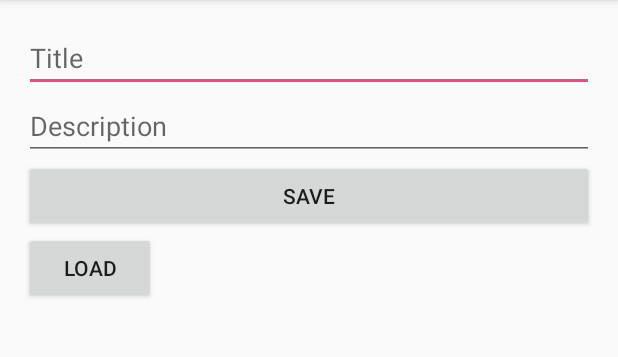
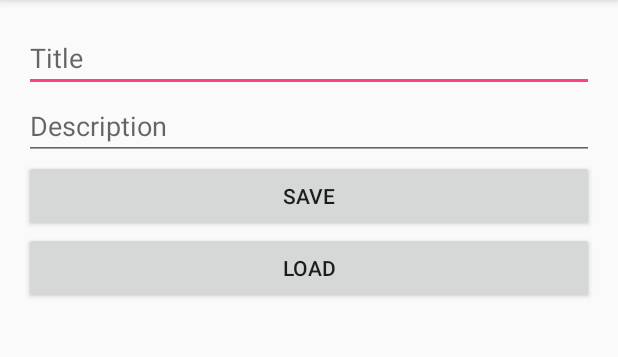
Before and after one commit to teacherRay/MyFireStoreApp, an Android app: the screen it shows after launch (MainActivity), after a tap on "SAVE", on a phone screen of 412 x 824 dp, the part 84-441 px from its top. Run offline under Robolectric (Android 15) with nearby library versions, the phone set to English and light mode, and no system bars; our stand-ins replace Firebase (no records; nobody signed in at launch, a user with empty details on screens opened directly).

```diff
--- a/app/build.gradle
+++ b/app/build.gradle
@@ -1,4 +1,5 @@
 apply plugin: 'com.android.application'
+apply plugin: 'kotlin-android'
 
 android {
     compileSdkVersion 26
@@ -27,6 +28,10 @@ dependencies {
     testImplementation 'junit:junit:4.12'
     androidTestImplementation 'com.android.support.test:runner:1.0.2'
     androidTestImplementation 'com.android.support.test.espresso:espresso-core:3.0.2'
+    compile "org.jetbrains.kotlin:kotlin-stdlib-jdk7:$kotlin_version"
 }
 
 apply plugin: 'com.google.gms.google-services'
+repositories {
+    mavenCentral()
+}
--- a/app/src/main/java/com/camboray/myfirestoreapp/MainActivity.java
+++ /dev/null
@@ -1,85 +0,0 @@
-package com.camboray.myfirestoreapp;
-
-import android.support.annotation.NonNull;
-import android.support.v7.app.AppCompatActivity;
-import android.os.Bundle;
-import android.util.Log;
-import android.view.View;
-import android.widget.EditText;
-import android.widget.TextView;
-import android.widget.Toast;
-
-import com.google.android.gms.tasks.OnFailureListener;
-import com.google.android.gms.tasks.OnSuccessListener;
-import com.google.firebase.firestore.DocumentReference;
-import com.google.firebase.firestore.DocumentSnapshot;
-import com.google.firebase.firestore.FirebaseFirestore;
-
-import org.w3c.dom.Text;
-
-import java.util.HashMap;
-import java.util.Map;
-
-public class MainActivity extends AppCompatActivity {
-    private static final String TAG = "MainActivity";
-
-    private static final String KEY_TITLE = "title";
-    private static final String KEY_DESCRIPTION = "description";
-
-    private EditText editTextTitle;
-    private EditText editTextDescription;
-    private TextView textViewData;
-
-    private FirebaseFirestore db = FirebaseFirestore.getInstance();
-    private DocumentReference noteRef = db.document("Notebook/My First Note");
-    @Override
-    protected void onCreate(Bundle savedInstanceState) {
-        super.onCreate(savedInstanceState);
-        setContentView(R.layout.activity_main);
-
-        editTextTitle = findViewById(R.id.edit_text_title);
-        editTextDescription = findViewById(R.id.edit_text_description);
-        textViewData = findViewById(R.id.text_view_data);
-    }
-
-    public void saveNote(View v) {
-        String title = editTextTitle.getText().toString();
-        String description = editTextDescription.getText().toString();
-
-        Map<String, Object> note = new HashMap<>();
-        note.put(KEY_TITLE, title);
-        note.put(KEY_DESCRIPTION, description);
-
-        noteRef.set(note)
-                .addOnSuccessListener(new OnSuccessListener<Void>() {
-                    @Override
-                    public void onSuccess(Void aVoid) {
-                        Toast.makeText(MainActivity.this, "Note saved", Toast.LENGTH_SHORT).show();
-                    }
-                })
-                .addOnFailureListener(new OnFailureListener() {
-                    @Override
-                    public void onFailure(@NonNull Exception e) {
-                        Toast.makeText(MainActivity.this, "Error!", Toast.LENGTH_SHORT).show();
-                        Log.d(TAG, e.toString());
-                    }
-                });
-    }
-
-    public void loadNote(View v){
-
-        noteRef.get()
-                .addOnSuccessListener(new OnSuccessListener<DocumentSnapshot>(){
-                public void onSuccess(DocumentSnapshot documentSnapshot){
-                    if (documentSnapshot.exists()){
-                        String title=documentSnapshot.getString(KEY_TITLE);
-                        String description=documentSnapshot.getString(KEY_DESCRIPTION);
-                        textViewData.setText("Title: " + title + "\n" + "Description: " + description);
-                        Toast.makeText(MainActivity.this, "Note Found", Toast.LENGTH_SHORT).show();
-                    }else {
-                        Toast.makeText(MainActivity.this, "Document Not Found", Toast.LENGTH_SHORT).show();
-                    }
-                }});
-
-
-    }}
--- /dev/null
+++ b/app/src/main/java/com/camboray/myfirestoreapp/MainActivity.kt
@@ -0,0 +1,73 @@
+package com.camboray.myfirestoreapp
+
+import android.os.Bundle
+import android.support.v7.app.AppCompatActivity
+import android.util.Log
+import android.view.View
+import android.widget.EditText
+import android.widget.TextView
+import android.widget.Toast
+
+import com.google.firebase.firestore.FirebaseFirestore
+
+import org.w3c.dom.Text
+
+import java.util.HashMap
+
+class MainActivity : AppCompatActivity() {
+
+    private var editTextTitle: EditText? = null
+    private var editTextDescription: EditText? = null
+    private var textViewData: TextView? = null
+
+    private val db = FirebaseFirestore.getInstance()
+    private val noteRef = db.document("Notebook/My First Note")
+    override fun onCreate(savedInstanceState: Bundle?) {
+        super.onCreate(savedInstanceState)
+        setContentView(R.layout.activity_main)
+
+        editTextTitle = findViewById(R.id.edit_text_title)
+        editTextDescription = findViewById(R.id.edit_text_description)
+        textViewData = findViewById(R.id.text_view_data)
+    }
+
+    fun saveNote(v: View) {
+        val title = editTextTitle!!.text.toString()
+        val description = editTextDescription!!.text.toString()
+
+        val note = HashMap<String, Any>()
+        note[KEY_TITLE] = title
+        note[KEY_DESCRIPTION] = description
+
+        noteRef.set(note)
+                .addOnSuccessListener { Toast.makeText(this@MainActivity, "Note saved", Toast.LENGTH_SHORT).show() }
+                .addOnFailureListener { e ->
+                    Toast.makeText(this@MainActivity, "Error!", Toast.LENGTH_SHORT).show()
+                    Log.d(TAG, e.toString())
+                }
+    }
+
+    fun loadNote(v: View) {
+
+        noteRef.get()
+                .addOnSuccessListener { documentSnapshot ->
+                    if (documentSnapshot.exists()) {
+                        val title = documentSnapshot.getString(KEY_TITLE)
+                        val description = documentSnapshot.getString(KEY_DESCRIPTION)
+                        textViewData!!.text = "Title: $title\nDescription: $description"
+                        Toast.makeText(this@MainActivity, "Note Found", Toast.LENGTH_SHORT).show()
+                    } else {
+                        Toast.makeText(this@MainActivity, "Document Not Found", Toast.LENGTH_SHORT).show()
+                    }
+                }
+
+
+    }
+
+    companion object {
+        private val TAG = "MainActivity"
+
+        private val KEY_TITLE = "title"
+        private val KEY_DESCRIPTION = "description"
+    }
+}
--- a/app/src/main/res/layout/activity_main.xml
+++ b/app/src/main/res/layout/activity_main.xml
@@ -1,12 +1,9 @@
 <?xml version="1.0" encoding="utf-8"?>
 <LinearLayout xmlns:android="http://schemas.android.com/apk/res/android"
-    xmlns:app="http://schemas.android.com/apk/res-auto"
-    xmlns:tools="http://schemas.android.com/tools"
     android:layout_width="match_parent"
     android:layout_height="match_parent"
     android:orientation="vertical"
-    android:padding="16dp"
-    tools:context="com.codinginflow.firestoreexampleproject.MainActivity">
+    android:padding="16dp">
 
     <EditText
         android:id="@+id/edit_text_title"
@@ -29,14 +26,14 @@
         android:text="Save" />
 
     <Button
-        android:layout_width="wrap_content"
+        android:layout_width="match_parent"
         android:layout_height="wrap_content"
         android:onClick="loadNote"
         android:text="Load" />
 
     <TextView
         android:id="@+id/text_view_data"
-        android:layout_width="wrap_content"
+        android:layout_width="match_parent"
         android:layout_height="wrap_content"
         android:textSize="20sp"/>
 </LinearLayout>
--- a/build.gradle
+++ b/build.gradle
@@ -1,6 +1,7 @@
 // Top-level build file where you can add configuration options common to all sub-projects/modules.
 
 buildscript {
+    ext.kotlin_version = '1.2.51'
 
     repositories {
         google()
@@ -9,6 +10,7 @@ buildscript {
     dependencies {
         classpath 'com.android.tools.build:gradle:3.1.3'
         classpath 'com.google.gms:google-services:4.0.0'
+        classpath "org.jetbrains.kotlin:kotlin-gradle-plugin:$kotlin_version"
 
     }
 }
```
